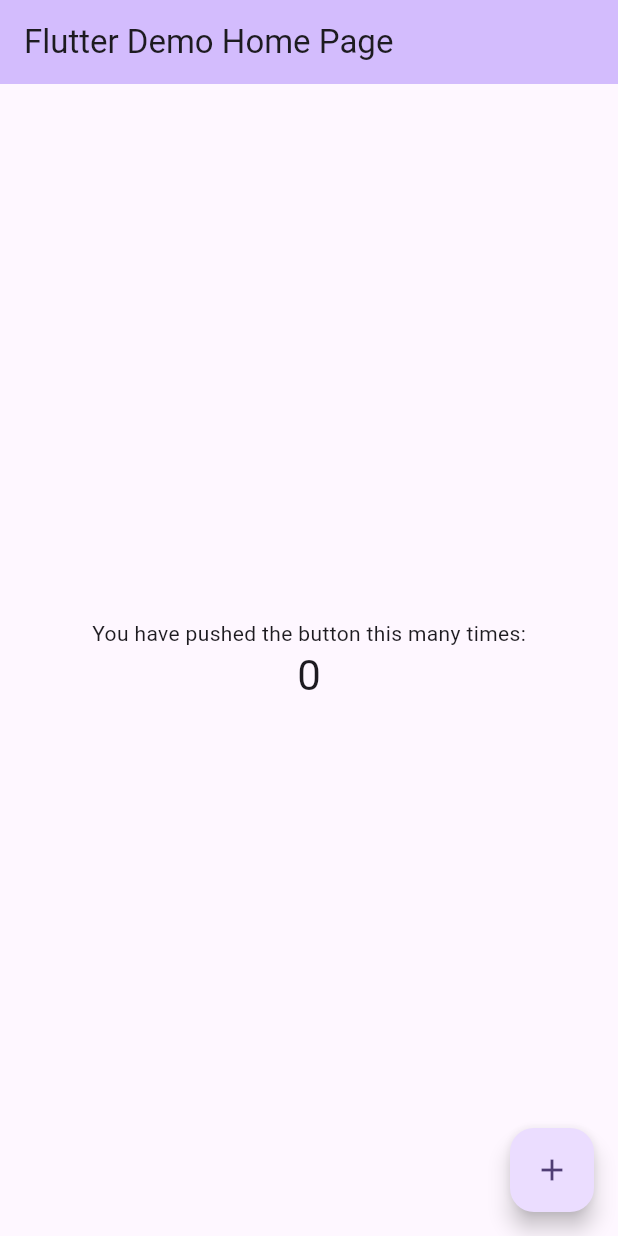
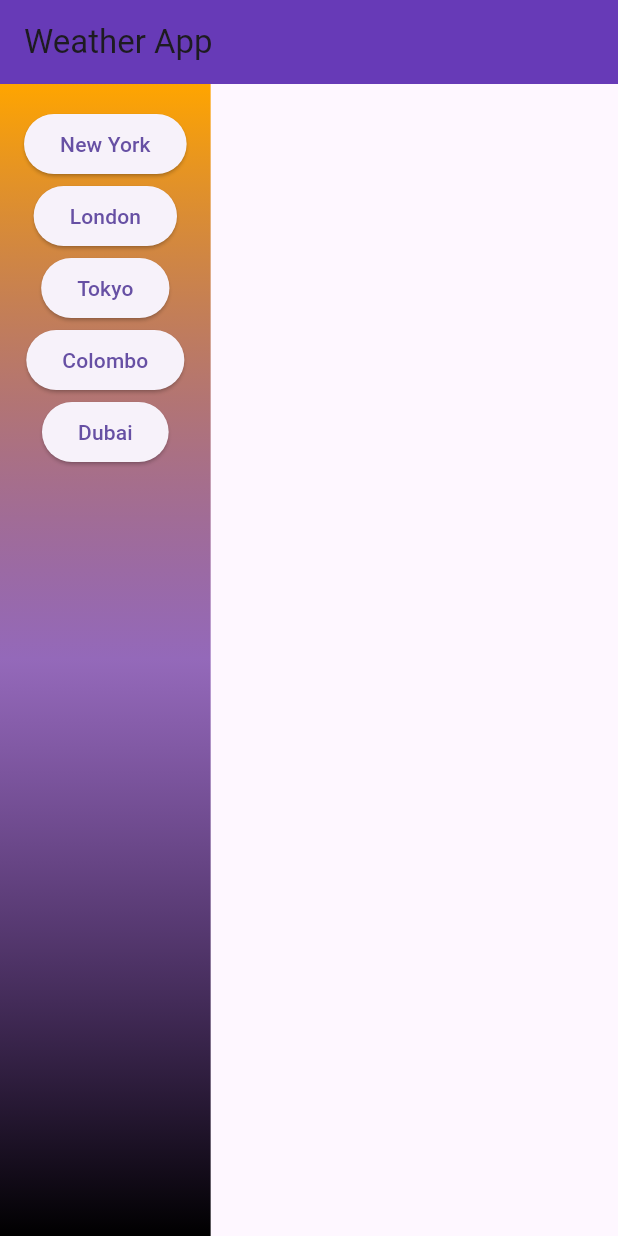
Before and after one commit to sanjula77/Weather-App, a Flutter app: the screen it shows after launch, on a phone screen of 412 x 824 dp. Run offline on Flutter 3.47's test engine with Material 3 defaults, Android fonts, the phone set to English and light mode, and no system bars; our stand-ins replace flutter_dotenv.

Commit message:
Creatre Home screen

```diff
--- /dev/null
+++ b/lib/Home_Screen.dart
@@ -0,0 +1,151 @@
+// ignore: file_names
+import 'package:flutter/material.dart';
+import 'dart:convert';
+import 'package:http/http.dart' as http;
+import 'package:flutter_dotenv/flutter_dotenv.dart';
+
+void main() {
+  runApp(const MyApp());
+}
+
+class MyApp extends StatelessWidget {
+  const MyApp({super.key});
+
+  @override
+  Widget build(BuildContext context) {
+    return const MaterialApp(
+      debugShowCheckedModeBanner: false,
+      home: HomeScreen(),
+    );
+  }
+}
+
+class HomeScreen extends StatefulWidget {
+  const HomeScreen({super.key});
+
+  @override
+  State<HomeScreen> createState() => _HomeScreenState();
+}
+
+class _HomeScreenState extends State<HomeScreen> {
+  final String apiKey = "${dotenv.env['API_KEY']}";
+  String city = "";
+  String temperature = "";
+  String description = "";
+  String windSpeed = "";
+  String errorMessage = "";
+
+  Future<void> fetchWeather(String cityName) async {
+    final url = Uri.parse(
+        "https://api.openweathermap.org/data/2.5/weather?q=$cityName&appid=$apiKey&units=metric");
+
+    try {
+      final response = await http.get(url);
+
+      // Debug logs for response
+      print("Response status: ${response.statusCode}");
+      print("Response body: ${response.body}");
+
+      if (response.statusCode == 200) {
+        final data = json.decode(response.body);
+        setState(() {
+          city = data['name'];
+          temperature = "${data['main']['temp']} °C";
+          description = data['weather'][0]['description'];
+          windSpeed = "${data['wind']['speed']} m/s";
+          errorMessage = ""; // Clear any previous errors
+        });
+      } else {
+        final errorData = json.decode(response.body);
+        setState(() {
+          city = "Error fetching data";
+          temperature = "";
+          description = "";
+          windSpeed = "";
+          errorMessage =
+              "Error: ${errorData['message'] ?? 'Unknown error occurred'}";
+        });
+      }
+    } catch (e) {
+      setState(() {
+        city = "Error fetching data";
+        temperature = "";
+        description = "";
+        windSpeed = "";
+        errorMessage = "Error: ${e.toString()}";
+      });
+    }
+  }
+
+  @override
+  Widget build(BuildContext context) {
+    return Scaffold(
+      appBar: AppBar(
+        title: const Text("Weather App"),
+        backgroundColor: Colors.deepPurple,
+      ),
+      body: Container(
+        padding: const EdgeInsets.all(16.0),
+        decoration: BoxDecoration(
+          gradient: LinearGradient(
+            begin: Alignment.topCenter,
+            end: Alignment.bottomCenter,
+            colors: [
+              const Color(0xFFFFA500),
+              const Color.fromARGB(255, 77, 10, 139).withOpacity(0.6),
+              const Color(0xFF000000),
+            ],
+          ),
+        ),
+        child: Column(
+          mainAxisAlignment: MainAxisAlignment.start,
+          children: [
+            // Buttons for cities
+            for (var cityName in ['New York', 'London', 'Tokyo', 'Colombo', 'Dubai'])
+              ElevatedButton(
+                onPressed: () => fetchWeather(cityName),
+                child: Text(cityName),
+              ),
+            const SizedBox(height: 20),
+            // Weather information display
+            if (city.isNotEmpty && errorMessage.isEmpty)
+              Column(
+                children: [
+                  Text(
+                    "City: $city",
+                    style: const TextStyle(fontSize: 20, fontWeight: FontWeight.bold, color: Colors.white),
+                  ),
+                  Text(
+                    "Temperature: $temperature",
+                    style: const TextStyle(fontSize: 18, color: Colors.white),
+                  ),
+                  Text(
+                    "Description: $description",
+                    style: const TextStyle(fontSize: 18, color: Colors.white),
+                  ),
+                  Text(
+                    "Wind Speed: $windSpeed",
+                    style: const TextStyle(fontSize: 18, color: Colors.white),
+                  ),
+                ],
+              ),
+            if (errorMessage.isNotEmpty)
+              Column(
+                children: [
+                  const SizedBox(height: 20),
+                  Text(
+                    errorMessage,
+                    style: const TextStyle(
+                      fontSize: 18,
+                      color: Colors.red,
+                      fontWeight: FontWeight.bold,
+                    ),
+                  ),
+                ],
+              ),
+          ],
+        ),
+      ),
+    );
+  }
+}
--- a/lib/main.dart
+++ b/lib/main.dart
@@ -1,125 +1,20 @@
 import 'package:flutter/material.dart';
+import 'package:flutter_dotenv/flutter_dotenv.dart';
+import 'package:weather_app/Home_Screen.dart';
 
-void main() {
+void main() async{
+  await dotenv.load(fileName: '.env');
   runApp(const MyApp());
 }
 
 class MyApp extends StatelessWidget {
   const MyApp({super.key});
 
-  // This widget is the root of your application.
   @override
   Widget build(BuildContext context) {
-    return MaterialApp(
-      title: 'Flutter Demo',
-      theme: ThemeData(
-        // This is the theme of your application.
-        //
-        // TRY THIS: Try running your application with "flutter run". You'll see
-        // the application has a purple toolbar. Then, without quitting the app,
-        // try changing the seedColor in the colorScheme below to Colors.green
-        // and then invoke "hot reload" (save your changes or press the "hot
-        // reload" button in a Flutter-supported IDE, or press "r" if you used
-        // the command line to start the app).
-        //
-        // Notice that the counter didn't reset back to zero; the application
-        // state is not lost during the reload. To reset the state, use hot
-        // restart instead.
-        //
-        // This works for code too, not just values: Most code changes can be
-        // tested with just a hot reload.
-        colorScheme: ColorScheme.fromSeed(seedColor: Colors.deepPurple),
-        useMaterial3: true,
-      ),
-      home: const MyHomePage(title: 'Flutter Demo Home Page'),
+    return const MaterialApp(
+      debugShowCheckedModeBanner: false,
+      home: HomeScreen(),
     );
   }
 }
-
-class MyHomePage extends StatefulWidget {
-  const MyHomePage({super.key, required this.title});
-
-  // This widget is the home page of your application. It is stateful, meaning
-  // that it has a State object (defined below) that contains fields that affect
-  // how it looks.
-
-  // This class is the configuration for the state. It holds the values (in this
-  // case the title) provided by the parent (in this case the App widget) and
-  // used by the build method of the State. Fields in a Widget subclass are
-  // always marked "final".
-
-  final String title;
-
-  @override
-  State<MyHomePage> createState() => _MyHomePageState();
-}
-
-class _MyHomePageState extends State<MyHomePage> {
-  int _counter = 0;
-
-  void _incrementCounter() {
-    setState(() {
-      // This call to setState tells the Flutter framework that something has
-      // changed in this State, which causes it to rerun the build method below
-      // so that the display can reflect the updated values. If we changed
-      // _counter without calling setState(), then the build method would not be
-      // called again, and so nothing would appear to happen.
-      _counter++;
-    });
-  }
-
-  @override
-  Widget build(BuildContext context) {
-    // This method is rerun every time setState is called, for instance as done
-    // by the _incrementCounter method above.
-    //
-    // The Flutter framework has been optimized to make rerunning build methods
-    // fast, so that you can just rebuild anything that needs updating rather
-    // than having to individually change instances of widgets.
-    return Scaffold(
-      appBar: AppBar(
-        // TRY THIS: Try changing the color here to a specific color (to
-        // Colors.amber, perhaps?) and trigger a hot reload to see the AppBar
-        // change color while the other colors stay the same.
-        backgroundColor: Theme.of(context).colorScheme.inversePrimary,
-        // Here we take the value from the MyHomePage object that was created by
-        // the App.build method, and use it to set our appbar title.
-        title: Text(widget.title),
-      ),
-      body: Center(
-        // Center is a layout widget. It takes a single child and positions it
-        // in the middle of the parent.
-        child: Column(
-          // Column is also a layout widget. It takes a list of children and
-          // arranges them vertically. By default, it sizes itself to fit its
-          // children horizontally, and tries to be as tall as its parent.
-          //
-          // Column has various properties to control how it sizes itself and
-          // how it positions its children. Here we use mainAxisAlignment to
-          // center the children vertically; the main axis here is the vertical
-          // axis because Columns are vertical (the cross axis would be
-          // horizontal).
-          //
-          // TRY THIS: Invoke "debug painting" (choose the "Toggle Debug Paint"
-          // action in the IDE, or press "p" in the console), to see the
-          // wireframe for each widget.
-          mainAxisAlignment: MainAxisAlignment.center,
-          children: <Widget>[
-            const Text(
-              'You have pushed the button this many times:',
-            ),
-            Text(
-              '$_counter',
-              style: Theme.of(context).textTheme.headlineMedium,
-            ),
-          ],
-        ),
-      ),
-      floatingActionButton: FloatingActionButton(
-        onPressed: _incrementCounter,
-        tooltip: 'Increment',
-        child: const Icon(Icons.add),
-      ), // This trailing comma makes auto-formatting nicer for build methods.
-    );
-  }
-}
```
Also changed, not shown: pubspec.yaml (+4 -3 lines), pubspec.lock, 3 other files.
